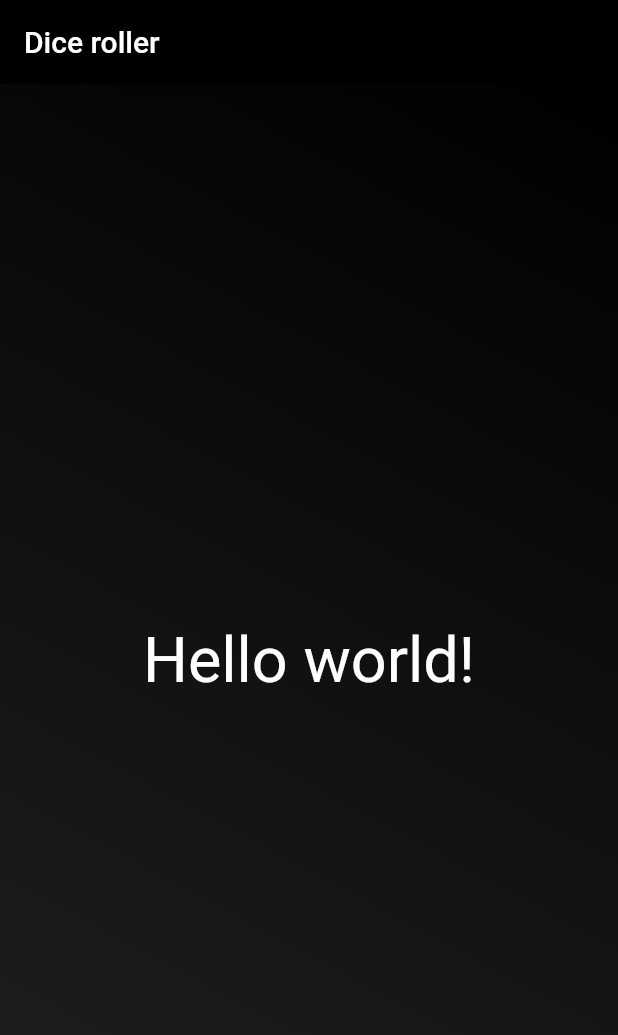
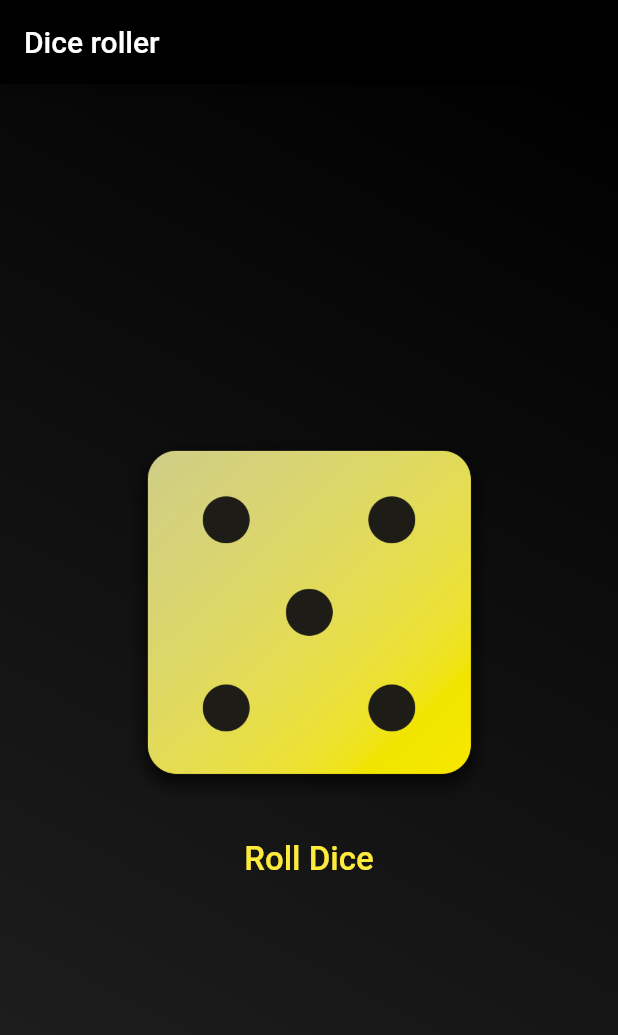
Before and after one commit to ValiiJ/dice_roller, a Flutter app: the screen it shows after launch, on a phone screen of 412 x 824 dp. Shown: the top 1035 px of the screen. Run offline on Flutter 3.47's test engine with Material 2 defaults, Android fonts, the phone set to English and light mode, and no system bars.

Commit message:
the project was completed

```diff
--- /dev/null
+++ b/lib/dice_roller.dart
@@ -0,0 +1,52 @@
+import 'package:flutter/material.dart';
+import 'dart:math';
+
+final randomizer = Random();
+
+class DiceRoller extends StatefulWidget {
+  const DiceRoller({super.key});
+
+  @override
+  State<DiceRoller> createState() {
+    return _DiceRollerState();
+  }
+}
+
+class _DiceRollerState extends State<DiceRoller> {
+  var activeDiceImage = 'assets/images/dice-5.png';
+
+  void rollDice() {
+    setState(() {
+      var diceRoll = randomizer.nextInt(6) + 1;
+      activeDiceImage = 'assets/images/dice-$diceRoll.png';
+    });
+  }
+
+  @override
+  Widget build(context) {
+    return Column(
+      mainAxisSize: MainAxisSize.min,
+      children: [
+        Image.asset(
+          activeDiceImage,
+          width: 250.0,
+        ),
+        // OutlinedButton(onPressed: onPressed, child: child)
+        const SizedBox(
+          height: 16,
+        ),
+        TextButton(
+          onPressed: rollDice,
+          child: const Text(
+            'Roll Dice',
+            style: TextStyle(
+              color: Colors.yellow,
+              fontSize: 22,
+            ),
+          ),
+        ),
+        //
+      ],
+    );
+  }
+}
--- a/lib/gradient_container.dart
+++ b/lib/gradient_container.dart
@@ -1,5 +1,5 @@
 import 'package:flutter/material.dart';
-import 'package:roll/styled_text.dart';
+import 'package:roll/dice_roller.dart';
 
 const startAligment = Alignment.bottomLeft;
 const endAligment = Alignment.topRight;
@@ -24,7 +24,7 @@ class GradientContainer extends StatelessWidget {
         ),
       ),
       child: const Center(
-        child: StyledText('Hello world!'),
+        child: DiceRoller(),
       ),
     );
   }
--- a/lib/main.dart
+++ b/lib/main.dart
@@ -14,7 +14,7 @@ void main() {
           ),
           backgroundColor: Colors.black,
         ),
-        body: const GradientContainer(
+        body: GradientContainer(
           Colors.black87,
           Colors.black,
         ),
```
